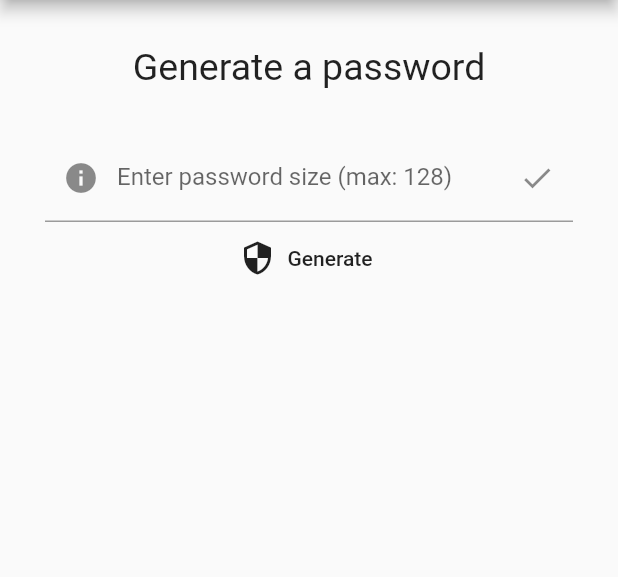
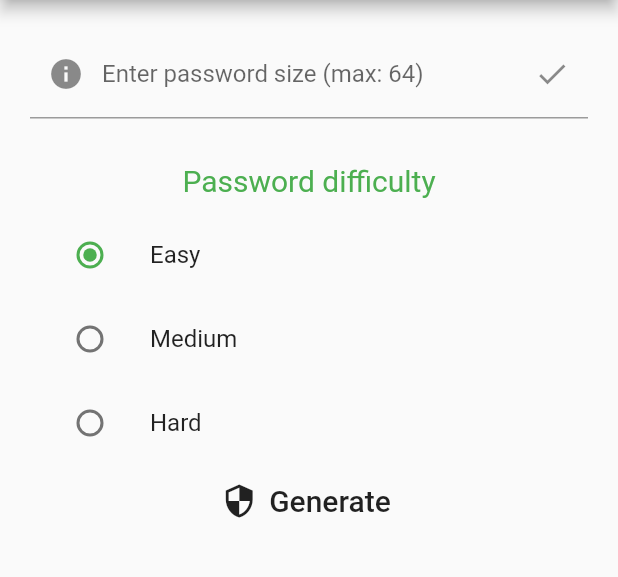
Before and after one commit to 1-irdA/PasswordGenerator, a Flutter app: the screen it shows after launch, on a phone screen of 412 x 824 dp, the part 84-661 px from its top. Run offline on Flutter 3.47's test engine with Material 2 defaults, Android fonts, the phone set to English and light mode, and no system bars.

Commit message:
Add radio buttons

```diff
--- a/password_generator/lib/buttonGenerate.dart
+++ b/password_generator/lib/button_generate.dart
@@ -1,10 +1,11 @@
 import 'package:flutter/material.dart';
 import 'dart:math';
+
+const MAX_LENGTH = 64;
 
 class ButtonGenerate extends StatefulWidget {
 
   final int passwordSize;
-
   ButtonGenerate(this.passwordSize);
 
   @override
@@ -13,7 +14,7 @@ class ButtonGenerate extends StatefulWidget {
 
 class _ButtonGenerateState extends State<ButtonGenerate> {
 
-  String availableChars = "ABCDEFGHIJKLMNOPQRSTUVWXYZabcdefghijklmnopqrstuvwxyz !#\$%&'()*+,-./:;<=>?@[\\]^_`{|}~";
+  String availableChars = "ABCDEFGHIJKLMNOPQRSTUVWXYZabcdefghijklmnopqrstuvwxyz0123456789!#\$%&'()*+,-./:;<=>?@[\\]^_`{|}~";
   String generated = "";
 
   /// Event when button generate is clicked
@@ -23,7 +24,7 @@ class _ButtonGenerateState extends State<ButtonGenerate> {
     String created = "";
     int index;
 
-    if (widget.passwordSize > 128) return;
+    if (widget.passwordSize > MAX_LENGTH) return;
 
     for (int i = 0; i < widget.passwordSize; i++) {
       index = random.nextInt(this.availableChars.length);
@@ -36,11 +37,6 @@ class _ButtonGenerateState extends State<ButtonGenerate> {
     });
   }
 
-  /// refresh widget
-  void dispose() {
-    super.dispose();
-  }
-
   @override
   Widget build(BuildContext context) {
     return Column(
@@ -49,7 +45,11 @@ class _ButtonGenerateState extends State<ButtonGenerate> {
           icon: Icon(Icons.security),
           splashColor: Colors.green,
           onPressed: this.click,
-          label: Text("Generate"),
+          label: Text("Generate",
+            style: TextStyle(
+              fontSize: 20.0
+            ),
+          ),
         ),
         Container(
           margin: const EdgeInsets.all(10.0),
--- a/password_generator/lib/home.dart
+++ b/password_generator/lib/home.dart
@@ -1,6 +1,7 @@
 import 'package:flutter/material.dart';
-import 'textFieldSize.dart';
-import 'buttonGenerate.dart';
+import 'text_field_size.dart';
+import 'button_generate.dart';
+import 'radio_button.dart';
 
 class HomePage extends StatefulWidget {
   @override
@@ -21,28 +22,18 @@ class _HomePageState extends State<HomePage> {
   @override
   Widget build(BuildContext context) {
     return Scaffold(
-      appBar: AppBar(title: Text("Password generator")),
+      appBar: AppBar(
+        title: Text("Password generator")
+      ),
       body: Container(
-        margin: const EdgeInsets.only(top: 30.0),
-        child: Column(
-          children: <Widget>[
-            Text("Generate a password",
-              style: TextStyle(
-                fontSize: 25.0,
-                fontWeight: FontWeight.normal
-              ),
-            ),
-            Container(
-              margin: const EdgeInsets.all(30.0),
-              child: Column(
-                children: <Widget>[
-                  TextFieldSize(this.getSize),
-                  ButtonGenerate(this.passwordSize)
-                ],
-              )
-            ),
-          ]
-        )
+        margin: const EdgeInsets.all(20.0),
+          child: Column(
+            children: <Widget>[
+              TextFieldSize(this.getSize),
+              RadioButton(),
+              ButtonGenerate(this.passwordSize),
+            ],
+          )
       )
     );
   }
--- a/password_generator/lib/main.dart
+++ b/password_generator/lib/main.dart
@@ -13,9 +13,6 @@ class MyApp extends StatelessWidget {
       title: 'Password generator',
       theme: ThemeData(
         primarySwatch: Colors.green,
-        // This makes the visual density adapt to the platform that you run
-        // the app on. For desktop platforms, the controls will be smaller and
-        // closer together (more dense) than on mobile platforms.
         visualDensity: VisualDensity.adaptivePlatformDensity,
       ),
       home: HomePage(),
--- /dev/null
+++ b/password_generator/lib/radio_button.dart
@@ -0,0 +1,65 @@
+import 'package:flutter/material.dart';
+
+enum Difficulty { easy, medium, hard }
+
+class RadioButton extends StatefulWidget {
+  @override
+  _RadioButtonState createState() => _RadioButtonState();
+}
+
+class _RadioButtonState extends State<RadioButton> {
+
+  Difficulty _difficulty = Difficulty.easy;
+
+  /// When radio button change
+  void onRadioChange(Difficulty value) {
+    setState(() {
+      _difficulty = value;
+    });
+  }
+
+  @override
+  Widget build(BuildContext context) {
+    return Column(
+      children: <Widget>[
+        Container(
+          margin: const EdgeInsets.only(
+            top: 30.0,
+            bottom: 10.0
+          ),
+          child:
+            const Text("Password difficulty",
+              style: TextStyle(
+                fontSize: 20.0,
+                color: Colors.green
+              ),
+            )
+        ),
+        ListTile(
+          title: const Text('Easy'),
+          leading: Radio(
+            value:  Difficulty.easy,
+            groupValue: _difficulty,
+            onChanged: this.onRadioChange
+          ),
+        ),
+        ListTile(
+          title: const Text('Medium'),
+          leading: Radio(
+            value:  Difficulty.medium,
+            groupValue: _difficulty,
+            onChanged: this.onRadioChange,
+          ),
+        ),
+        ListTile(
+          title: const Text('Hard'),
+          leading: Radio(
+            value:  Difficulty.hard,
+            groupValue: _difficulty,
+            onChanged: this.onRadioChange,
+          ),
+        )
+      ]
+    );
+  }
+}
--- a/password_generator/lib/textFieldSize.dart
+++ b/password_generator/lib/text_field_size.dart
@@ -3,7 +3,6 @@ import 'package:flutter/material.dart';
 class TextFieldSize extends StatefulWidget {
 
   final Function(String) callback;
-
   TextFieldSize(this.callback);
 
   @override
@@ -16,7 +15,7 @@ class _TextFieldSizeState extends State<TextFieldSize> {
 
   /// Event when user click on textfield button
   void click() {
-    widget.callback(controller.text);
+    widget.callback(this.controller.text);
     controller.clear();
   }
 
@@ -27,7 +26,7 @@ class _TextFieldSizeState extends State<TextFieldSize> {
         TextField(
           controller: this.controller,
           decoration: InputDecoration(
-            labelText: "Enter password size (max: 128)",
+            labelText: "Enter password size (max: 64)",
             prefixIcon: Icon(Icons.info),
             suffixIcon: IconButton(
               icon: Icon(Icons.check),
```
Also changed, not shown: git-img/flutter-logo.png (deleted), git-img/padlock.png (added), 1 other file.
